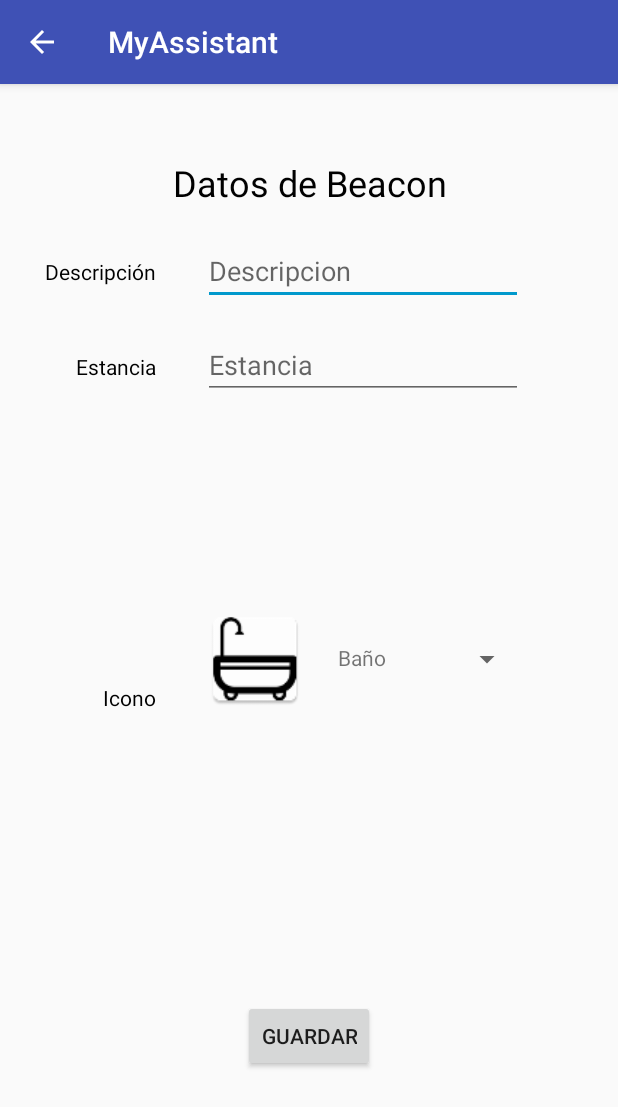
After one commit to antoniopalbin/MyAssistant, an Android app: the AddBeaconActivity screen opened directly, with no data from a screen before it, on a phone screen of 412 x 824 dp. The commit adds this screen. Shown: the top 1107 px of the screen. Run offline under Robolectric (Android 15) with nearby library versions, the phone set to English and light mode, and no system bars.

Commit message:
Vista y gestión de nueva beacon

```diff
--- a/app/src/main/AndroidManifest.xml
+++ b/app/src/main/AndroidManifest.xml
@@ -50,6 +50,10 @@
         <activity android:name=".activities.ListDispositivosBeaconsActivity"
             android:parentActivityName=".activities.AdminActivity"/>
 
+        <activity
+            android:name=".activities.AddBeaconActivity"
+            android:parentActivityName=".activities.ListDispositivosBeaconsActivity" />
+
 
     </application>
 
--- /dev/null
+++ b/app/src/main/java/com/master/antonio/myassistant/activities/AddBeaconActivity.java
@@ -0,0 +1,83 @@
+package com.master.antonio.myassistant.activities;
+
+import android.content.Intent;
+import android.os.Bundle;
+import android.support.v7.app.AppCompatActivity;
+import android.view.View;
+import android.widget.AdapterView;
+import android.widget.Button;
+import android.widget.EditText;
+import android.widget.Spinner;
+import android.widget.Toast;
+
+import com.master.antonio.myassistant.R;
+import com.master.antonio.myassistant.adapters.IconAdapter;
+import com.master.antonio.myassistant.models.Beacon;
+
+import java.util.GregorianCalendar;
+
+/**
+ * Created by Antonio on 15/06/2017.
+ */
+
+public class AddBeaconActivity extends AppCompatActivity {
+    Button btnGuardar;
+    EditText inputDescripcion;
+    EditText inputEstancia;
+    int icono;
+    Spinner sp;
+    String[] estancias = {"Baño", "Cocina", "Salón", "Dormitorio"};
+    int[] iconos = {R.mipmap.bano, R.mipmap.cocina,R.mipmap.tv,R.mipmap.dormitorio};
+
+    String idBeacon;
+
+    @Override
+    protected void onCreate(Bundle savedInstanceState) {
+        super.onCreate(savedInstanceState);
+        setContentView(R.layout.newbeacon);
+
+        Intent intent = getIntent();
+        Bundle bdl = intent.getExtras();
+        if (bdl != null) {
+            idBeacon = (String) bdl.get("IdBeacon");
+        }
+
+        btnGuardar = (Button) findViewById(R.id.btnGuardar);
+        inputDescripcion = (EditText) findViewById(R.id.InputDescripcion);
+        inputEstancia = (EditText) findViewById(R.id.InputEstancia);
+        sp = (Spinner) findViewById(R.id.spinner);
+
+        IconAdapter adapter = new IconAdapter(this,estancias,iconos);
+        sp.setAdapter(adapter);
+        sp.setOnItemSelectedListener(new AdapterView.OnItemSelectedListener(){
+
+            @Override
+            public void onItemSelected(AdapterView<?> parent, View view, int position, long id) {
+                icono = iconos[position];
+            }
+
+            @Override
+            public void onNothingSelected(AdapterView<?> parent) {
+
+            }
+        });
+
+        btnGuardar.setOnClickListener(new View.OnClickListener() {
+            @Override
+            public void onClick(View v) {
+                GuardarBeacon();
+            }
+        });
+    }
+
+    private void GuardarBeacon(){
+        Beacon beacon = new Beacon(idBeacon, inputEstancia.getText().toString(), inputDescripcion.getText().toString(), icono);
+        beacon.insert().execute();
+
+        Toast toast1 = Toast.makeText(getApplicationContext(), "Beacon creada correctamente", Toast.LENGTH_SHORT);
+        toast1.show();
+
+        Intent intent = new Intent(this, AdminActivity.class);
+        startActivity(intent);
+    }
+}
--- a/app/src/main/java/com/master/antonio/myassistant/activities/DetectarBeaconsActivity.java
+++ b/app/src/main/java/com/master/antonio/myassistant/activities/DetectarBeaconsActivity.java
@@ -15,14 +15,22 @@ import android.support.v7.app.AlertDialog;
 import android.support.v7.app.AppCompatActivity;
 import android.view.Menu;
 import android.view.MenuItem;
+import android.view.View;
+import android.widget.AdapterView;
 import android.widget.ListView;
 
 import com.master.antonio.myassistant.adapters.BeaconAdapter;
 import com.master.antonio.myassistant.R;
+import com.master.antonio.myassistant.models.Beacon;
+import com.master.antonio.myassistant.models.Dispositivo;
+import com.siimkinks.sqlitemagic.Select;
 
 import java.nio.ByteBuffer;
 import java.util.Arrays;
+import java.util.List;
 import java.util.UUID;
+
+import static com.siimkinks.sqlitemagic.BeaconTable.BEACON;
 
 /**
  * Created by anton on 13/05/2017.
@@ -93,6 +101,33 @@ public class DetectarBeaconsActivity extends AppCompatActivity {
         ListaBeacons.setAdapter(listBeacons);
         scanLeDevice(true);
 
+        ListaBeacons.setOnItemClickListener(new AdapterView.OnItemClickListener() {
+            @Override
+            public void onItemClick(AdapterView<?> adapterView, View view, int position, long l) {
+                // SparseBooleanArray checked = lvBeacons.getCheckedItemPositions();
+
+                //System.out.println("IdBeacon seleccionada: "+beacons.get(position).getIdBeacon());
+                //Intent intent = new Intent(cont, ListDispositivosBeaconsActivity.class);
+                startListDispositivosBeacons(listBeacons.getDevice(position).getMac().toString());
+                //intent.putExtra("IdBeacon", beacons.get(position).getIdBeacon());
+                //startActivity(intent);
+                /*if (checked == null) {
+                    Toast.makeText(AdminActivity.this, "Checked is null", Toast.LENGTH_LONG).show();
+                    return;
+                }
+                String msg = "Items marcados: ";
+                for (int i = 0; i < lvBeacons.getCount(); ++i) {
+                    msg += (checked.get(i)) ? i + ", " : "";
+                }
+                Toast.makeText(AdminActivity.this, msg, Toast.LENGTH_SHORT).show();*/
+            }
+        });
+    }
+
+    private void startListDispositivosBeacons(String idBeacon){
+        Intent intent = new Intent(this, AddBeaconActivity.class);
+        intent.putExtra("IdBeacon", idBeacon);
+        startActivity(intent);
     }
 
     @Override
@@ -150,10 +185,13 @@ public class DetectarBeaconsActivity extends AppCompatActivity {
                         int minor = (scanRecord[27] & 0xff) * 0x100 + (scanRecord[28] & 0xff);
                         byte txpw = scanRecord[29];
                         final BeaconAdapter deviceAux = new BeaconAdapter(device.getAddress(), uuid, rssi, major, minor, txpw);
-                        listBeacons.addDevice(deviceAux);
-                        listBeacons.notifyDataSetChanged();
 
-                        System.out.println(device.getAddress().toString() + "Detectado #########################################");
+                        Beacon aux = Select.from(BEACON).where(BEACON.ID_BEACON.is(device.getAddress().toString())).takeFirst().execute();
+                        if(aux == null) {
+                            listBeacons.addDevice(deviceAux);
+                            listBeacons.notifyDataSetChanged();
+                            System.out.println(device.getAddress().toString() + "Detectado #########################################");
+                        }
                     }
                 }
             });
--- /dev/null
+++ b/app/src/main/java/com/master/antonio/myassistant/adapters/IconAdapter.java
@@ -0,0 +1,65 @@
+package com.master.antonio.myassistant.adapters;
+
+
+import android.content.Context;
+import android.support.annotation.NonNull;
+import android.support.annotation.Nullable;
+import android.view.LayoutInflater;
+import android.view.View;
+import android.view.ViewGroup;
+import android.widget.ArrayAdapter;
+import android.widget.ImageView;
+import android.widget.TextView;
+
+import com.master.antonio.myassistant.R;
+
+/**
+ * Created by Antonio on 15/06/2017.
+ */
+
+public class IconAdapter extends ArrayAdapter<String> {
+    Context c;
+    String[] estancias;
+    int[] iconos;
+
+    public IconAdapter(Context ctx, String[] estancias, int[] iconos){
+        super(ctx, R.layout.estanciaitemlayout, estancias);
+
+        this.c = ctx;
+        this.estancias = estancias;
+        this.iconos = iconos;
+    }
+
+    @Override
+    public View getDropDownView(int position, @Nullable View convertView, @NonNull ViewGroup parent) {
+        if(convertView==null){
+            LayoutInflater inflater = (LayoutInflater) c.getSystemService(Context.LAYOUT_INFLATER_SERVICE);
+            convertView = inflater.inflate(R.layout.estanciaitemlayout, null);
+        }
+
+        TextView estancia = (TextView) convertView.findViewById(R.id.txtEstancia);
+        ImageView icono = (ImageView) convertView.findViewById(R.id.imgIconoEstancia);
+
+        estancia.setText(estancias[position]);
+        icono.setImageResource(iconos[position]);
+
+        return convertView;
+    }
+
+    @NonNull
+    @Override
+    public View getView(int position, @Nullable View convertView, @NonNull ViewGroup parent) {
+        if(convertView==null){
+            LayoutInflater inflater = (LayoutInflater) c.getSystemService(Context.LAYOUT_INFLATER_SERVICE);
+            convertView = inflater.inflate(R.layout.estanciaitemlayout, null);
+        }
+
+        TextView estancia = (TextView) convertView.findViewById(R.id.txtEstancia);
+        ImageView icono = (ImageView) convertView.findViewById(R.id.imgIconoEstancia);
+
+        estancia.setText(estancias[position]);
+        icono.setImageResource(iconos[position]);
+
+        return convertView;
+    }
+}
--- /dev/null
+++ b/app/src/main/res/layout-land/estanciaitemlayout.xml
@@ -0,0 +1,27 @@
+<?xml version="1.0" encoding="utf-8"?>
+
+<RelativeLayout xmlns:android="http://schemas.android.com/apk/res/android"
+android:orientation="vertical"
+android:layout_width="match_parent"
+android:layout_height="match_parent"
+xmlns:app="http://schemas.android.com/apk/res-auto">
+
+<ImageView
+    android:id="@+id/imgIconoEstancia"
+    android:layout_width="70dp"
+    android:layout_height="70dp"
+    app:srcCompat="@mipmap/beacon"
+    android:layout_alignParentTop="true"
+    android:layout_alignParentStart="true" />
+
+<TextView
+    android:text="Estancia"
+    android:layout_width="wrap_content"
+    android:layout_height="wrap_content"
+    android:id="@+id/txtEstancia"
+    android:layout_marginStart="20dp"
+    android:layout_alignParentTop="true"
+    android:layout_toEndOf="@+id/imgIconoEstancia"
+    android:layout_marginTop="24dp" />
+
+</RelativeLayout>
--- /dev/null
+++ b/app/src/main/res/layout-port/newbeacon.xml
@@ -0,0 +1,88 @@
+<?xml version="1.0" encoding="utf-8"?>
+<RelativeLayout xmlns:android="http://schemas.android.com/apk/res/android"
+    android:layout_width="match_parent"
+    android:layout_height="match_parent">
+
+    <TextView
+        android:id="@+id/textView10"
+        android:layout_width="match_parent"
+        android:layout_height="wrap_content"
+        android:layout_alignParentStart="true"
+        android:layout_alignParentTop="true"
+        android:layout_marginTop="49dp"
+        android:gravity="center_horizontal"
+        android:text="Datos de Beacon"
+        android:textColor="@android:color/black"
+        android:textSize="24sp" />
+
+    <TextView
+        android:id="@+id/edit"
+        android:layout_width="wrap_content"
+        android:layout_height="wrap_content"
+        android:layout_alignParentStart="true"
+        android:layout_below="@+id/textView10"
+        android:layout_marginStart="30dp"
+        android:layout_marginTop="33dp"
+        android:text="Descripción"
+        android:textColor="@android:color/black" />
+
+    <EditText
+        android:id="@+id/InputDescripcion"
+        android:layout_width="wrap_content"
+        android:layout_height="wrap_content"
+        android:layout_below="@+id/textView10"
+        android:layout_marginStart="31dp"
+        android:layout_marginTop="20dp"
+        android:layout_toEndOf="@+id/edit"
+        android:ems="10"
+        android:hint="Descripcion"
+        android:inputType="textPersonName" />
+
+    <TextView
+        android:id="@+id/textView12"
+        android:layout_width="wrap_content"
+        android:layout_height="wrap_content"
+        android:layout_below="@+id/InputDescripcion"
+        android:layout_marginTop="31dp"
+        android:layout_toStartOf="@+id/InputDescripcion"
+        android:text="Estancia"
+        android:textColor="@android:color/black" />
+
+    <EditText
+        android:id="@+id/InputEstancia"
+        android:layout_width="wrap_content"
+        android:layout_height="wrap_content"
+        android:layout_alignEnd="@+id/InputDescripcion"
+        android:layout_below="@+id/InputDescripcion"
+        android:layout_marginTop="17dp"
+        android:ems="10"
+        android:hint="Estancia"
+        android:inputType="textPersonName" />
+
+    <TextView
+        android:id="@+id/textView13"
+        android:layout_width="wrap_content"
+        android:layout_height="wrap_content"
+        android:text="Icono"
+        android:textColor="@android:color/black"
+        android:layout_alignBottom="@+id/spinner"
+        android:layout_alignEnd="@+id/textView12" />
+
+    <Button
+        android:id="@+id/btnGuardar"
+        android:layout_width="wrap_content"
+        android:layout_height="wrap_content"
+        android:text="Guardar"
+        android:layout_alignParentBottom="true"
+        android:layout_centerHorizontal="true"
+        android:layout_marginBottom="109dp" />
+
+    <Spinner
+        android:id="@+id/spinner"
+        android:layout_width="match_parent"
+        android:layout_height="wrap_content"
+        android:layout_centerVertical="true"
+        android:layout_alignStart="@+id/InputEstancia"
+        android:layout_alignEnd="@+id/InputEstancia" />
+
+</RelativeLayout>
--- a/app/src/main/res/layout/activity_detectar_beacons.xml
+++ b/app/src/main/res/layout/activity_detectar_beacons.xml
@@ -19,9 +19,8 @@
         <ListView
             android:layout_width="match_parent"
             android:layout_height="match_parent"
-            android:layout_below="@+id/textView"
-            android:layout_centerHorizontal="true"
-            android:layout_marginTop="15dp"
-            android:id="@+id/ListBeacons"/>
+            android:id="@+id/ListBeacons"
+            android:layout_alignParentBottom="true"
+            android:layout_alignParentStart="true" />
 
 </RelativeLayout>
--- /dev/null
+++ b/app/src/main/res/layout/estanciaitemlayout.xml
@@ -0,0 +1,26 @@
+<?xml version="1.0" encoding="utf-8"?>
+<RelativeLayout xmlns:android="http://schemas.android.com/apk/res/android"
+    android:layout_width="match_parent"
+    android:layout_height="match_parent"
+    xmlns:app="http://schemas.android.com/apk/res-auto">
+
+    <ImageView
+        android:id="@+id/imgIconoEstancia"
+        android:layout_width="70dp"
+        android:layout_height="70dp"
+        app:srcCompat="@mipmap/beacon"
+        android:layout_alignParentTop="true"
+        android:layout_alignParentStart="true" />
+
+    <TextView
+        android:text="Estancia"
+        android:layout_width="wrap_content"
+        android:layout_height="wrap_content"
+        android:id="@+id/txtEstancia"
+        android:layout_marginStart="20dp"
+        android:layout_alignParentTop="true"
+        android:layout_toEndOf="@+id/imgIconoEstancia"
+        android:layout_marginTop="24dp" />
+
+
+</RelativeLayout>
--- /dev/null
+++ b/app/src/main/res/layout/newbeacon.xml
@@ -0,0 +1,88 @@
+<?xml version="1.0" encoding="utf-8"?>
+<RelativeLayout xmlns:android="http://schemas.android.com/apk/res/android"
+    android:orientation="vertical"
+    android:layout_width="match_parent"
+    android:layout_height="match_parent">
+
+    <TextView
+        android:id="@+id/textView10"
+        android:layout_width="match_parent"
+        android:layout_height="wrap_content"
+        android:layout_marginTop="12dp"
+        android:gravity="center_horizontal"
+        android:text="Datos de Beacon"
+        android:textColor="@android:color/black"
+        android:textSize="24sp"
+        android:layout_alignParentTop="true"
+        android:layout_alignParentStart="true" />
+
+    <TextView
+        android:id="@+id/edit"
+        android:layout_width="wrap_content"
+        android:layout_height="wrap_content"
+        android:layout_marginStart="27dp"
+        android:text="Descripción"
+        android:textColor="@android:color/black"
+        android:layout_alignTop="@+id/InputDescripcion"
+        android:layout_alignParentStart="true" />
+
+    <EditText
+        android:id="@+id/InputDescripcion"
+        android:layout_width="wrap_content"
+        android:layout_height="wrap_content"
+        android:layout_marginTop="26dp"
+        android:ems="10"
+        android:hint="Descripcion"
+        android:inputType="textPersonName"
+        android:layout_below="@+id/textView10"
+        android:layout_toStartOf="@+id/spinner" />
+
+    <TextView
+        android:id="@+id/textView12"
+        android:layout_width="wrap_content"
+        android:layout_height="wrap_content"
+        android:layout_marginTop="31dp"
+        android:text="Estancia"
+        android:textColor="@android:color/black"
+        android:layout_below="@+id/InputDescripcion"
+        android:layout_alignEnd="@+id/edit" />
+
+    <EditText
+        android:id="@+id/InputEstancia"
+        android:layout_width="wrap_content"
+        android:layout_height="wrap_content"
+        android:ems="10"
+        android:hint="Estancia"
+        android:inputType="textPersonName"
+        android:layout_alignTop="@+id/textView12"
+        android:layout_alignStart="@+id/InputDescripcion" />
+
+    <TextView
+        android:id="@+id/textView13"
+        android:layout_width="wrap_content"
+        android:layout_height="wrap_content"
+        android:text="Icono"
+        android:textColor="@android:color/black"
+        android:layout_alignTop="@+id/InputDescripcion"
+        android:layout_toEndOf="@+id/InputDescripcion"
+        android:layout_marginStart="36dp" />
+
+    <Button
+        android:id="@+id/btnGuardar"
+        android:layout_width="wrap_content"
+        android:layout_height="wrap_content"
+        android:text="Guardar"
+        android:layout_below="@+id/InputEstancia"
+        android:layout_centerHorizontal="true"
+        android:layout_marginTop="41dp" />
+
+    <Spinner
+        android:id="@+id/spinner"
+        android:layout_width="match_parent"
+        android:layout_height="wrap_content"
+        android:layout_alignTop="@+id/textView13"
+        android:layout_toEndOf="@+id/btnGuardar"
+        android:layout_marginStart="91dp" />
+
+
+</RelativeLayout>
```
